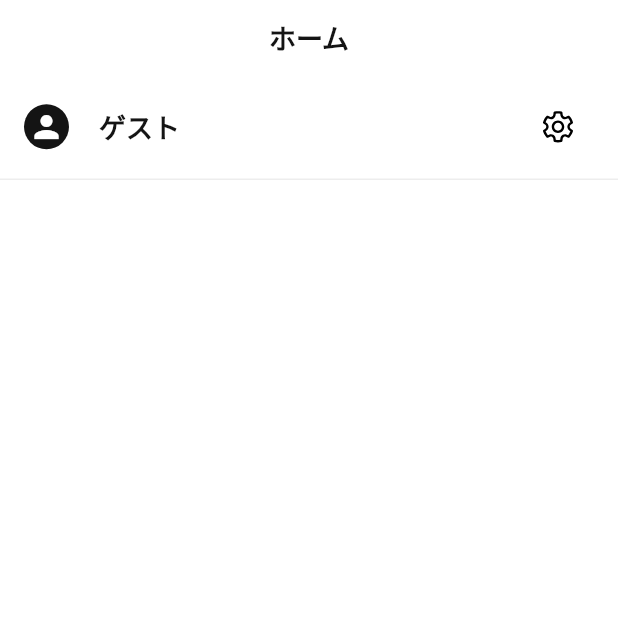
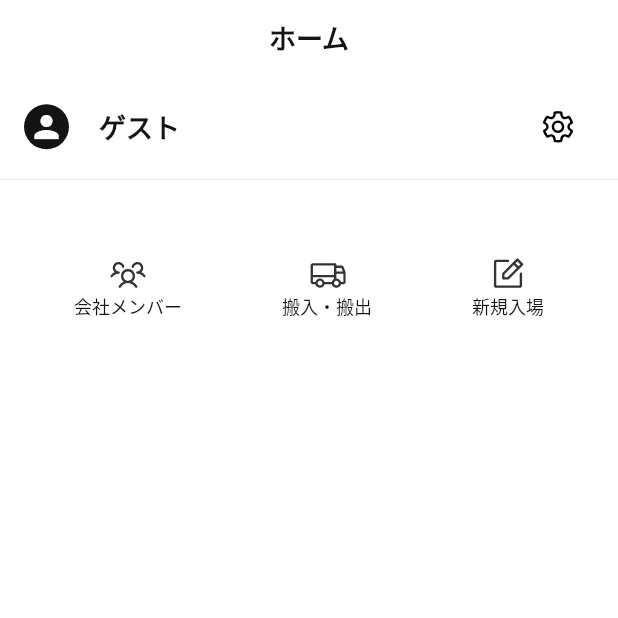
Before and after one commit to kotetsutaisa/my_assa_app, a Flutter app: the HomeTabPage screen opened directly, on a phone screen of 412 x 824 dp, the top half of it. Run offline on Flutter 3.47's test engine with Material 3 defaults, Android fonts, the phone set to English and light mode, and no system bars; our stand-ins replace flutter_riverpod, flutter_svg, shared_preferences; accounts and stored records are empty; Roboto replaces fonts that are missing (NotoSansJP).

Commit message:
タブバーのロジック変更・ホーム画面仮完成

```diff
--- a/frontend/lib/main.dart
+++ b/frontend/lib/main.dart
@@ -1,10 +1,10 @@
 import 'package:flutter/material.dart';
 import 'package:flutter_riverpod/flutter_riverpod.dart'; // ← RiverpodだけでOK
+import 'package:frontend/layout/app_scaffold.dart';
 import 'theme/theme.dart';
 import 'screens/splash_screen.dart';
 import 'screens/login_page.dart';
 import 'screens/register_page.dart';
-import 'screens/home_page.dart';
 
 void main() {
   runApp(
@@ -28,7 +28,7 @@ class MyApp extends StatelessWidget {
         '/': (context) => const SplashScreen(),
         '/login': (context) => const LoginPage(),
         '/register': (context) => const RegisterPage(),
-        '/home': (context) => const HomePage(),
+        '/home': (context) => const AppScaffold(),
       },
     );
   }
--- /dev/null
+++ b/frontend/lib/providers/current_page_provider.dart
@@ -0,0 +1,8 @@
+import 'package:flutter/widgets.dart';
+import 'package:flutter_riverpod/flutter_riverpod.dart';
+
+// 最初に表示したいページ（例：ホームタブページ）を読み込む
+import '../screens/home_tab_page.dart';
+
+// 現在表示するページを管理するプロバイダー
+final currentPageProvider = StateProvider<Widget>((ref) => const HomeTabPage());
--- a/frontend/lib/providers/tab_index_provider.dart
+++ /dev/null
@@ -1,4 +0,0 @@
-import 'package:flutter_riverpod/flutter_riverpod.dart';
-
-// 現在選択されているタブのインデックスを管理するProvider
-final tabIndexProvider = StateProvider<int>((ref) => 0);
--- a/frontend/lib/screens/home_tab_page.dart
+++ b/frontend/lib/screens/home_tab_page.dart
@@ -1,5 +1,9 @@
 import 'package:flutter/material.dart';
 import 'package:flutter_riverpod/flutter_riverpod.dart';
+import 'package:frontend/providers/current_page_provider.dart';
+import 'package:frontend/screens/company_page.dart';
+import 'package:frontend/screens/new_work_page.dart';
+import 'package:frontend/screens/track_page.dart';
 import '../providers/user_provider.dart';
 import 'package:flutter_svg/flutter_svg.dart';
 import '../widgets/sub_header.dart';
@@ -90,12 +94,86 @@ class _HomeTabPageState extends ConsumerState<HomeTabPage> {
             ),
           ),
 
+          // メイン
+          Padding(
+            padding: const EdgeInsets.fromLTRB(16, 50, 16, 0),
+            child: Row(
+              mainAxisAlignment: MainAxisAlignment.spaceAround,
+              children: [
+                // プロフィール
+                InkWell(
+                  onTap: () {
+                    ref.read(currentPageProvider.notifier).state = const CompanyPage();
 
-          // メイン
-          Row(
-            children: [
+                  },
 
-            ],
+                  child: Column(
+                    mainAxisSize: MainAxisSize.min,
+                    crossAxisAlignment: CrossAxisAlignment.center,
+                    children: [
+                      SvgPicture.asset(
+                        'assets/icons/company.svg',
+                        width: 25,
+                        height: 25,
+                      ),
+                      Text(
+                        '会社メンバー',
+                        style: Theme.of(context).textTheme.bodyMedium,
+                      ),
+                    ],
+                  ),
+                ),
+
+                // 搬入・搬出
+                InkWell(
+                  onTap: () {
+                    ref.read(currentPageProvider.notifier).state = const TrackPage();
+
+                  },
+
+                  child: Column(
+                    mainAxisSize: MainAxisSize.min,
+                    crossAxisAlignment: CrossAxisAlignment.center,
+                    children: [
+                      SvgPicture.asset(
+                        'assets/icons/track.svg',
+                        width: 25,
+                        height: 25,
+                      ),
+                      Text(
+                        '搬入・搬出',
+                        style: Theme.of(context).textTheme.bodyMedium,
+                      ),
+                    ],
+                  ),
+                ),
+
+                // 新規入場
+                InkWell(
+                  onTap: () {
+                    ref.read(currentPageProvider.notifier).state = const NewWorkPage();
+                  },
+
+                  child: Column(
+                    mainAxisSize: MainAxisSize.min,
+                    crossAxisAlignment: CrossAxisAlignment.center,
+                    children: [
+                      SvgPicture.asset(
+                        'assets/icons/new_work.svg',
+                        width: 25,
+                        height: 25,
+                      ),
+                      Text(
+                        '新規入場',
+                        style: Theme.of(context).textTheme.bodyMedium,
+                      ),
+                    ],
+                  ),
+                ),
+
+
+              ],
+            ),
           ),
         ],
       ),
```
Also changed, not shown: frontend/lib/layout/app_scaffold.dart (added, +27 -0 lines), frontend/lib/screens/company_page.dart (added, +12 -0 lines), frontend/lib/screens/home_page.dart (deleted, +0 -54 lines), frontend/lib/screens/new_work_page.dart (added, +12 -0 lines), frontend/lib/screens/track_page.dart (added, +12 -0 lines), frontend/lib/widgets/common_header.dart (+6 -37 lines), frontend/lib/widgets/common_tab_bar.dart (+55 -13 lines), frontend/assets/icons/company.svg (added), frontend/assets/icons/new_work.svg (added), frontend/assets/icons/track.svg (added).
